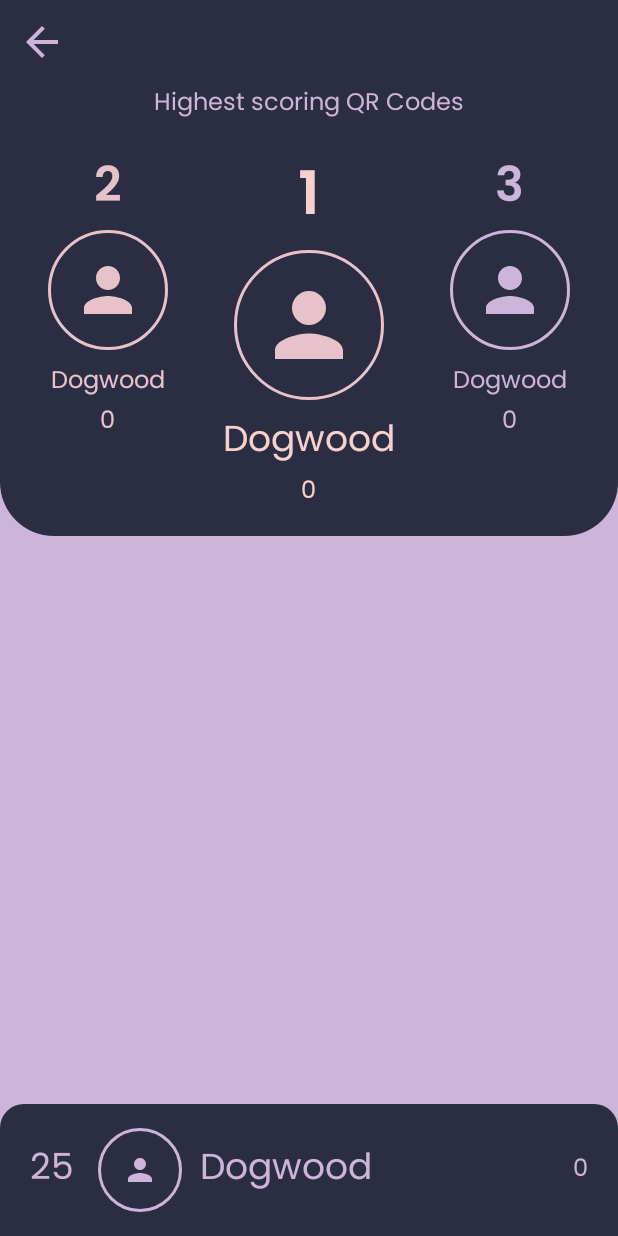
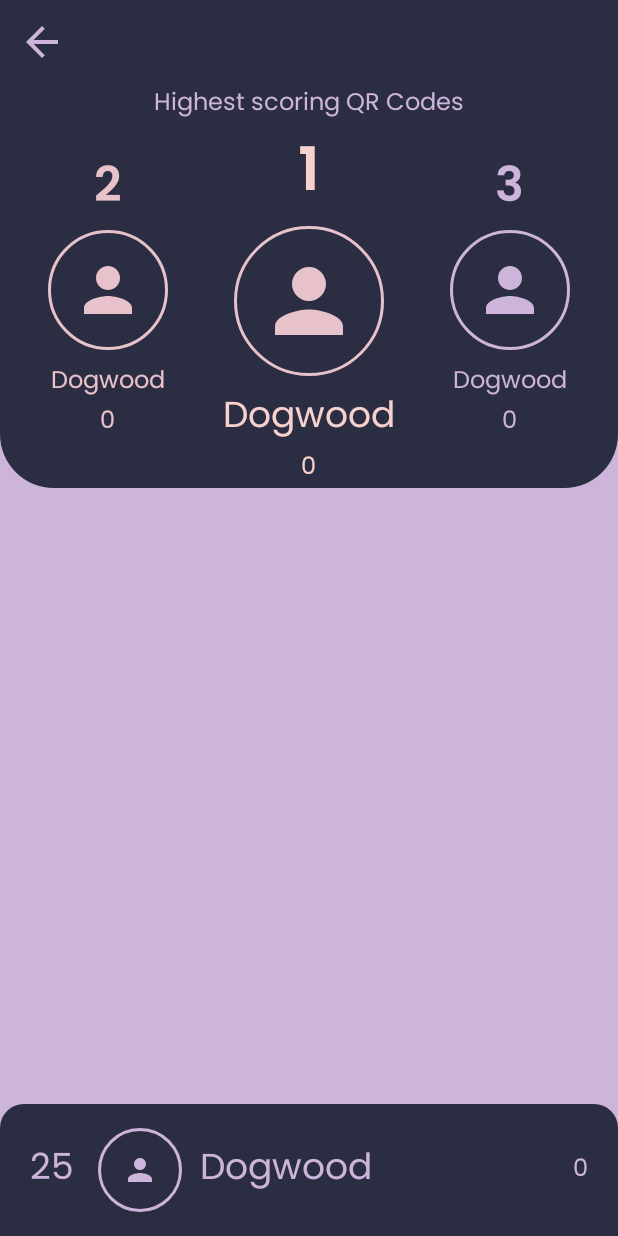
Before and after one commit to CMPUT301W23T33/QR-Quest, an Android app: the layout fragment_leaderboard.xml on its own in the app's theme, with its tools: preview values and no code run, on a phone screen of 412 x 824 dp. Run offline under Robolectric (Android 15) with nearby library versions, the phone set to English and light mode, and no system bars.

Commit message:
Refined top sheet layout(1)

```diff
--- a/app/src/main/res/layout/fragment_leaderboard.xml
+++ b/app/src/main/res/layout/fragment_leaderboard.xml
@@ -107,7 +107,6 @@
             android:layout_width="wrap_content"
             android:layout_height="wrap_content"
             android:orientation="vertical"
-            android:padding="16dp"
             android:layout_toEndOf="@id/display_user_2"
             android:layout_toStartOf="@id/display_user_3"
             android:layout_below="@id/name_leaderboard"
```
